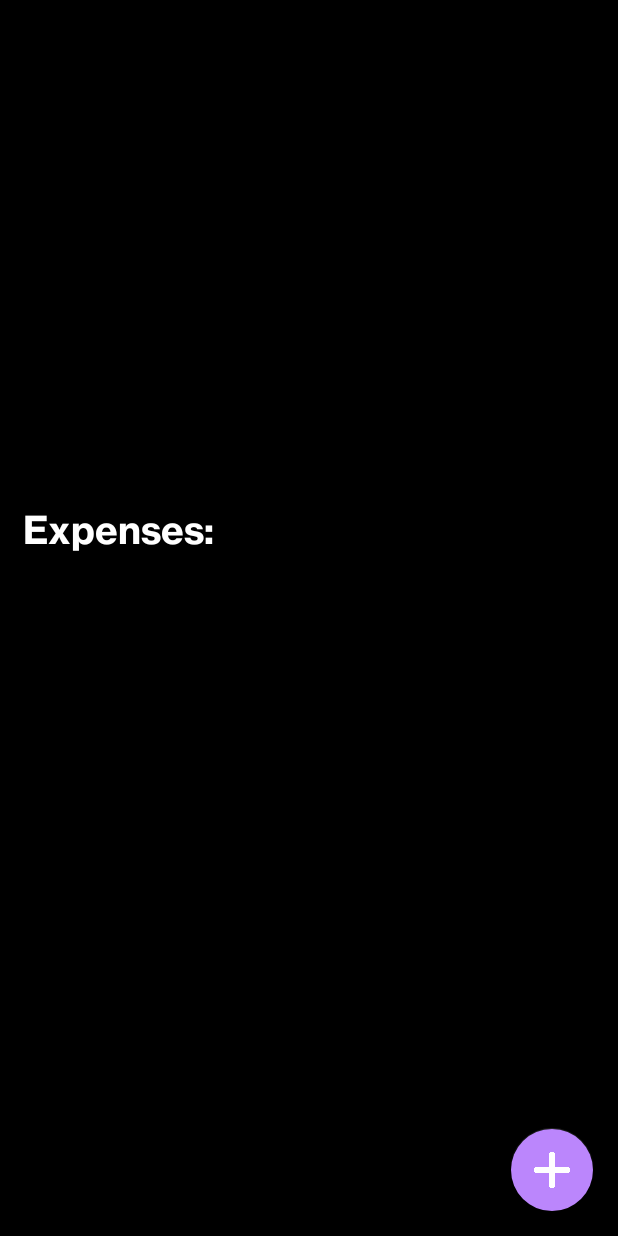
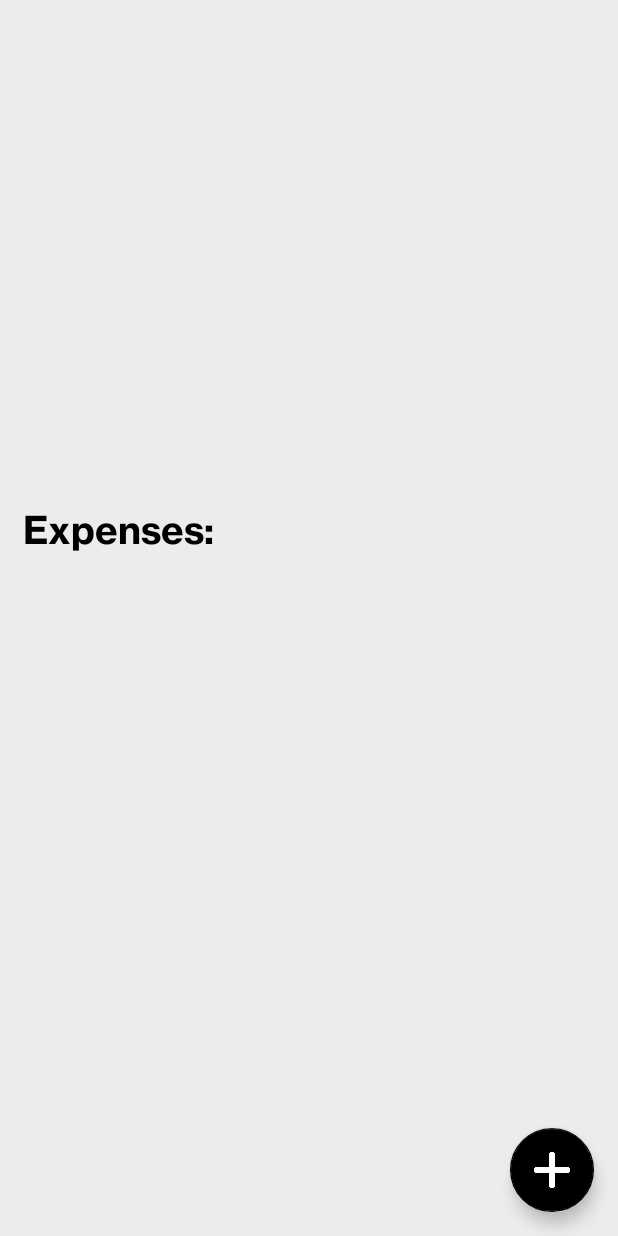
Before and after one commit to ssgalola/ExpenseTracker, an Android app: the layout activity_main.xml on its own in the app's theme, with its tools: preview values and no code run, on a phone screen of 412 x 824 dp. Run offline under Robolectric (Android 15) with nearby library versions, the phone set to English and light mode, and no system bars.

Commit message:
fixed DB bug, changed UI back to lighgrey and black theme

```diff
--- a/app/src/main/java/ph/apper/android/magtanong/expensetracker/BarFragment.kt
+++ b/app/src/main/java/ph/apper/android/magtanong/expensetracker/BarFragment.kt
@@ -102,5 +102,7 @@ class BarFragment : Fragment() {
 /*
 to-do:
 1. fix UI of bar chart
-2. pwede ba white & purple ulit yung theme
+2. pwede ba white & purple ulit yung theme --GGGG
+
+paalis ng grid and kahit x axis na lang
 */
--- a/app/src/main/java/ph/apper/android/magtanong/expensetracker/model/Expense.kt
+++ b/app/src/main/java/ph/apper/android/magtanong/expensetracker/model/Expense.kt
@@ -13,10 +13,9 @@ import java.time.LocalTime
 data class Expense(val expense:String,
                    var amount:Float,
                    var category:ExpenseCategory,
-                   val datetime: String,
-                   val id: Int) {
+                   val datetime: String) {
 
-    constructor() : this("", 0F, ExpenseCategory.Others, "", 0)
+    constructor() : this("", 0F, ExpenseCategory.Others, "")
 }
 
 enum class ExpenseCategory {
--- a/app/src/main/res/layout/activity_main.xml
+++ b/app/src/main/res/layout/activity_main.xml
@@ -2,10 +2,11 @@
 <RelativeLayout
     xmlns:android="http://schemas.android.com/apk/res/android"
     xmlns:app="http://schemas.android.com/apk/res-auto"
+    xmlns:card_view="http://schemas.android.com/apk/res-auto"
     android:orientation="vertical"
     android:layout_width="match_parent"
     android:layout_height="match_parent"
-    android:background="@color/black">
+    android:background="@color/lightGrey">
 
     <androidx.cardview.widget.CardView
         android:id="@+id/cv_graph"
@@ -14,8 +15,9 @@
         android:layout_margin="16dp"
         android:elevation="16dp"
         app:cardCornerRadius="8dp"
-        android:backgroundTint="@color/black"
-        android:background="@drawable/bg_round">
+        android:backgroundTint="@color/lightGrey"
+        android:background="@drawable/bg_round"
+        card_view:cardElevation="0dp">
 
         <androidx.viewpager.widget.ViewPager
             android:id="@+id/view_pager"
@@ -29,7 +31,7 @@
         android:layout_width="wrap_content"
         android:layout_height="wrap_content"
         android:text="Expenses:"
-        android:textColor="@color/white"
+        android:textColor="@color/black"
         android:fontFamily="@font/nhg_bold"
         android:textSize="25dp"
         android:layout_below="@+id/cv_graph"
@@ -53,7 +55,7 @@
         android:layout_alignParentBottom="true"
         android:layout_marginBottom="16dp"
         android:layout_marginRight="16dp"
-        android:backgroundTint="@color/purple_200"
+        android:backgroundTint="@color/black"
         android:src="@drawable/add"/>
 
 </RelativeLayout>
```
Also changed, not shown: app/src/main/java/ph/apper/android/magtanong/expensetracker/AddExpenseDialog.kt (+1 -8 lines), app/src/main/java/ph/apper/android/magtanong/expensetracker/MainActivity.kt (+3 -10 lines), app/src/main/java/ph/apper/android/magtanong/expensetracker/PieFragment.kt (+1 -6 lines), app/src/main/java/ph/apper/android/magtanong/expensetracker/database/DatabaseHandler.kt (+4 -4 lines).
